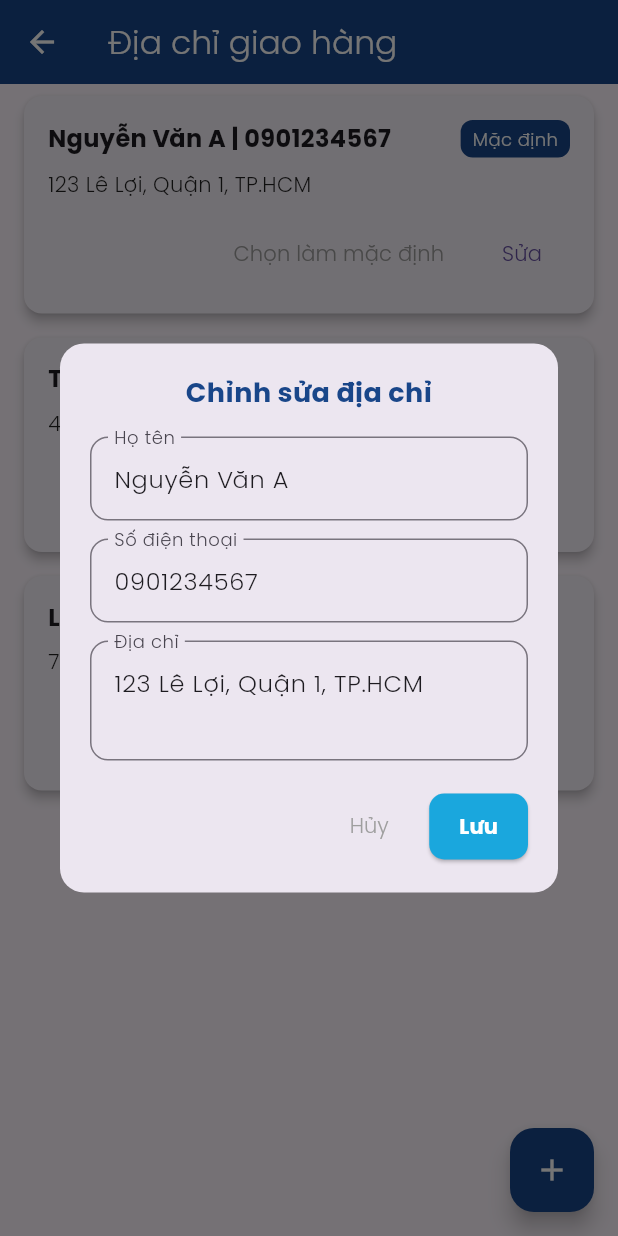
After one commit to adohong4/Mobile-Ecommerce, a Flutter app: the ShippingAddressPage screen opened directly, after a tap on "Sửa", on a phone screen of 412 x 824 dp. The commit adds this screen. Run offline on Flutter 3.47's test engine with Material 3 defaults, Android fonts, the phone set to English and light mode, and no system bars; our stand-ins replace font_awesome_flutter, shared_preferences, socket_io_client; accounts and stored records are empty; network calls fail.

Commit message:
Trang danh sách địa chỉ và thêm hiệu ứng trượt ngang để xóa

```diff
--- a/mobile_app/lib/pages/ProfilePage.dart
+++ b/mobile_app/lib/pages/ProfilePage.dart
@@ -3,7 +3,7 @@ import 'package:mobile_app/services/profile_service.dart';
 import 'package:provider/provider.dart';
 import 'package:mobile_app/widgets/bottom_navbar.dart';
 import 'package:mobile_app/pages/LoginPage.dart';
-import 'package:mobile_app/pages/AddAddressPage.dart';
+import 'package:mobile_app/pages/ShippingAddressPage.dart';
 import 'package:mobile_app/pages/OrderDetailPage.dart';
 import 'package:mobile_app/providers/auth_provider.dart';
 import 'package:mobile_app/pages/EditProfilePage.dart';
@@ -213,10 +213,9 @@ class _ProfilePageState extends State<ProfilePage> {
                       onTap: () {
                         Navigator.push(
                           context,
-                          MaterialPageRoute(
-                            builder: (context) => const AddAddressPage(),
-                          ),
+                          MaterialPageRoute(builder: (_) => const ShippingAddressPage()),
                         );
+
                       },
                     ),
                     const SizedBox(height: 20),
--- /dev/null
+++ b/mobile_app/lib/pages/ShippingAddressPage.dart
@@ -0,0 +1,309 @@
+import 'package:flutter/material.dart';
+import 'package:mobile_app/pages/AddAddressPage.dart';
+
+class Address {
+  final String name;
+  final String phone;
+  final String address;
+  final bool isDefault;
+
+  Address({
+    required this.name,
+    required this.phone,
+    required this.address,
+    this.isDefault = false,
+  });
+
+  Address copyWith({
+    String? name,
+    String? phone,
+    String? address,
+    bool? isDefault,
+  }) {
+    return Address(
+      name: name ?? this.name,
+      phone: phone ?? this.phone,
+      address: address ?? this.address,
+      isDefault: isDefault ?? this.isDefault,
+    );
+  }
+}
+
+class ShippingAddressPage extends StatefulWidget {
+  const ShippingAddressPage({super.key});
+
+  @override
+  State<ShippingAddressPage> createState() => _ShippingAddressPageState();
+}
+
+class _ShippingAddressPageState extends State<ShippingAddressPage> {
+  List<Address> addresses = [
+    Address(
+      name: "Nguyễn Văn A",
+      phone: "0901234567",
+      address: "123 Lê Lợi, Quận 1, TP.HCM",
+      isDefault: true,
+    ),
+    Address(
+      name: "Trần Thị B",
+      phone: "0912345678",
+      address: "456 Nguyễn Trãi, Quận 5, TP.HCM",
+    ),
+    Address(
+      name: "Lê Văn C",
+      phone: "0923456789",
+      address: "789 Phạm Văn Đồng, Thủ Đức, TP.HCM",
+    ),
+  ];
+
+  final Color darkBlue = const Color(0xFF194689);
+  final Color lightBlue = const Color(0xFF1AA7DD);
+
+  void setDefaultAddress(int index) {
+    setState(() {
+      addresses = addresses.map((address) => address.copyWith(isDefault: false)).toList();
+      addresses[index] = addresses[index].copyWith(isDefault: true);
+    });
+  }
+
+  void showEditDialog(int index) {
+    final nameController = TextEditingController(text: addresses[index].name);
+    final phoneController = TextEditingController(text: addresses[index].phone);
+    final addressController = TextEditingController(text: addresses[index].address);
+
+    showDialog(
+      context: context,
+      builder: (context) => Dialog(
+        shape: RoundedRectangleBorder(borderRadius: BorderRadius.circular(16)),
+        child: Padding(
+          padding: const EdgeInsets.all(20),
+          child: SingleChildScrollView(
+            child: Column(
+              mainAxisSize: MainAxisSize.min,
+              children: [
+                const Text(
+                  "Chỉnh sửa địa chỉ",
+                  style: TextStyle(
+                    fontFamily: 'Poppins',
+                    fontWeight: FontWeight.bold,
+                    fontSize: 18,
+                    color: Color(0xFF194689),
+                  ),
+                ),
+                const SizedBox(height: 16),
+                TextField(
+                  controller: nameController,
+                  decoration: InputDecoration(
+                    labelText: "Họ tên",
+                    labelStyle: const TextStyle(fontFamily: 'Poppins'),
+                    border: OutlineInputBorder(borderRadius: BorderRadius.circular(12)),
+                    focusedBorder: OutlineInputBorder(
+                      borderSide: const BorderSide(color: Color(0xFF1AA7DD)),
+                      borderRadius: BorderRadius.circular(12),
+                    ),
+                  ),
+                ),
+                const SizedBox(height: 12),
+                TextField(
+                  controller: phoneController,
+                  keyboardType: TextInputType.phone,
+                  decoration: InputDecoration(
+                    labelText: "Số điện thoại",
+                    labelStyle: const TextStyle(fontFamily: 'Poppins'),
+                    border: OutlineInputBorder(borderRadius: BorderRadius.circular(12)),
+                    focusedBorder: OutlineInputBorder(
+                      borderSide: const BorderSide(color: Color(0xFF1AA7DD)),
+                      borderRadius: BorderRadius.circular(12),
+                    ),
+                  ),
+                ),
+                const SizedBox(height: 12),
+                TextField(
+                  controller: addressController,
+                  maxLines: 2,
+                  decoration: InputDecoration(
+                    labelText: "Địa chỉ",
+                    labelStyle: const TextStyle(fontFamily: 'Poppins'),
+                    border: OutlineInputBorder(borderRadius: BorderRadius.circular(12)),
+                    focusedBorder: OutlineInputBorder(
+                      borderSide: const BorderSide(color: Color(0xFF1AA7DD)),
+                      borderRadius: BorderRadius.circular(12),
+                    ),
+                  ),
+                ),
+                const SizedBox(height: 20),
+                Row(
+                  mainAxisAlignment: MainAxisAlignment.end,
+                  children: [
+                    TextButton(
+                      style: TextButton.styleFrom(
+                        foregroundColor: Colors.grey,
+                        textStyle: const TextStyle(fontFamily: 'Poppins'),
+                      ),
+                      onPressed: () => Navigator.of(context).pop(),
+                      child: const Text("Hủy"),
+                    ),
+                    const SizedBox(width: 8),
+                    ElevatedButton(
+                      style: ElevatedButton.styleFrom(
+                        backgroundColor: const Color(0xFF1AA7DD),
+                        shape: RoundedRectangleBorder(
+                          borderRadius: BorderRadius.circular(10),
+                        ),
+                        padding: const EdgeInsets.symmetric(horizontal: 20, vertical: 12),
+                      ),
+                      onPressed: () {
+                        setState(() {
+                          addresses[index] = Address(
+                            name: nameController.text,
+                            phone: phoneController.text,
+                            address: addressController.text,
+                            isDefault: addresses[index].isDefault,
+                          );
+                        });
+                        Navigator.of(context).pop();
+                      },
+                      child: const Text(
+                        "Lưu",
+                        style: TextStyle(
+                          color: Colors.white,
+                          fontFamily: 'Poppins',
+                          fontWeight: FontWeight.bold,
+                        ),
+                      ),
+                    ),
+                  ],
+                ),
+              ],
+            ),
+          ),
+        ),
+      ),
+    );
+  }
+
+
+  Widget _buildAddressCard(int index) {
+    final address = addresses[index];
+    return Card(
+      margin: const EdgeInsets.symmetric(horizontal: 16, vertical: 8),
+      elevation: 3,
+      shape: RoundedRectangleBorder(borderRadius: BorderRadius.circular(12)),
+      child: Padding(
+        padding: const EdgeInsets.all(16),
+        child: Column(
+          crossAxisAlignment: CrossAxisAlignment.start,
+          children: [
+            Row(
+              mainAxisAlignment: MainAxisAlignment.spaceBetween,
+              children: [
+                Text("${address.name} | ${address.phone}",
+                    style: const TextStyle(
+                        fontWeight: FontWeight.bold, fontSize: 16, fontFamily: 'Poppins')),
+                if (address.isDefault)
+                  Container(
+                    padding: const EdgeInsets.symmetric(horizontal: 8, vertical: 4),
+                    decoration: BoxDecoration(
+                      color: darkBlue,
+                      borderRadius: BorderRadius.circular(8),
+                    ),
+                    child: const Text("Mặc định",
+                        style: TextStyle(color: Colors.white, fontSize: 12, fontFamily: 'Poppins')),
+                  ),
+              ],
+            ),
+            const SizedBox(height: 8),
+            Text(address.address,
+                style: const TextStyle(fontSize: 14, fontFamily: 'Poppins', color: Colors.black87)),
+            const SizedBox(height: 12),
+            Row(
+              mainAxisAlignment: MainAxisAlignment.end,
+              children: [
+                TextButton(
+                  onPressed: () => setDefaultAddress(index),
+                  child: Text("Chọn làm mặc định",
+                      style: TextStyle(
+                          color: address.isDefault ? Colors.grey : lightBlue,
+                          fontFamily: 'Poppins')),
+                ),
+                const SizedBox(width: 8),
+                TextButton(
+                  onPressed: () => showEditDialog(index),
+                  child: const Text("Sửa", style: TextStyle(fontFamily: 'Poppins')),
+                ),
+              ],
+            ),
+          ],
+        ),
+      ),
+    );
+  }
+
+  @override
+  Widget build(BuildContext context) {
+    return Scaffold(
+      appBar: AppBar(
+        backgroundColor: darkBlue,
+        iconTheme: const IconThemeData(color: Colors.white),
+        title: const Text(
+          "Địa chỉ giao hàng",
+          style: TextStyle(color: Colors.white, fontFamily: 'Poppins'),
+        ),
+      ),
+      body: ListView.builder(
+        itemCount: addresses.length,
+        itemBuilder: (context, index) {
+          final address = addresses[index];
+          return Dismissible(
+            key: Key(address.phone),
+            direction: DismissDirection.endToStart,
+            background: Container(
+              padding: const EdgeInsets.only(right: 20),
+              alignment: Alignment.centerRight,
+              color: Colors.red,
+              child: const Icon(Icons.delete, color: Colors.white),
+            ),
+            confirmDismiss: (direction) async {
+              return await showDialog(
+                context: context,
+                builder: (context) => AlertDialog(
+                  title: const Text("Xác nhận"),
+                  content: const Text("Bạn có chắc chắn muốn xóa địa chỉ này?"),
+                  actions: [
+                    TextButton(
+                      onPressed: () => Navigator.of(context).pop(false),
+                      child: const Text("Hủy"),
+                    ),
+                    TextButton(
+                      onPressed: () => Navigator.of(context).pop(true),
+                      child: const Text("Xóa", style: TextStyle(color: Colors.red)),
+                    ),
+                  ],
+                ),
+              );
+            },
+            onDismissed: (direction) {
+              setState(() {
+                addresses.removeAt(index);
+              });
+              ScaffoldMessenger.of(context).showSnackBar(
+                const SnackBar(content: Text('Đã xóa địa chỉ')),
+              );
+            },
+            child: _buildAddressCard(index),
+          );
+        },
+      ),
+      floatingActionButton: FloatingActionButton(
+        backgroundColor: darkBlue,
+        onPressed: () {
+          Navigator.push(
+            context,
+            MaterialPageRoute(builder: (context) => const AddAddressPage()),
+          );
+        },
+        child: const Icon(Icons.add, color: Colors.white),
+      ),
+    );
+  }
+}
```
